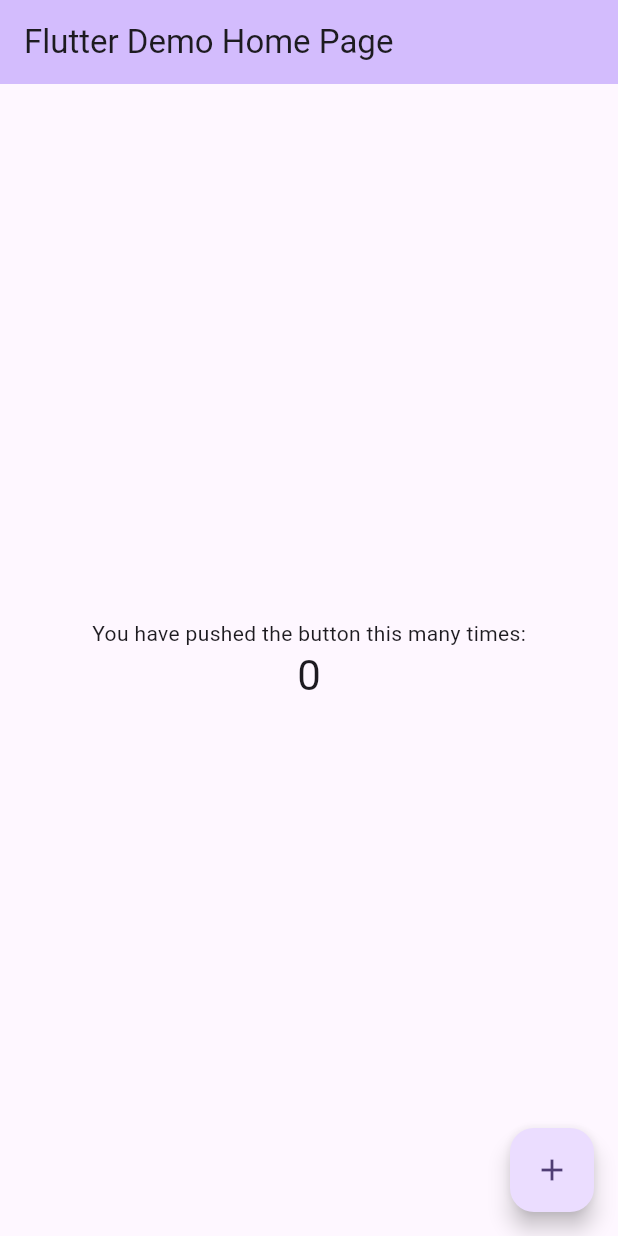
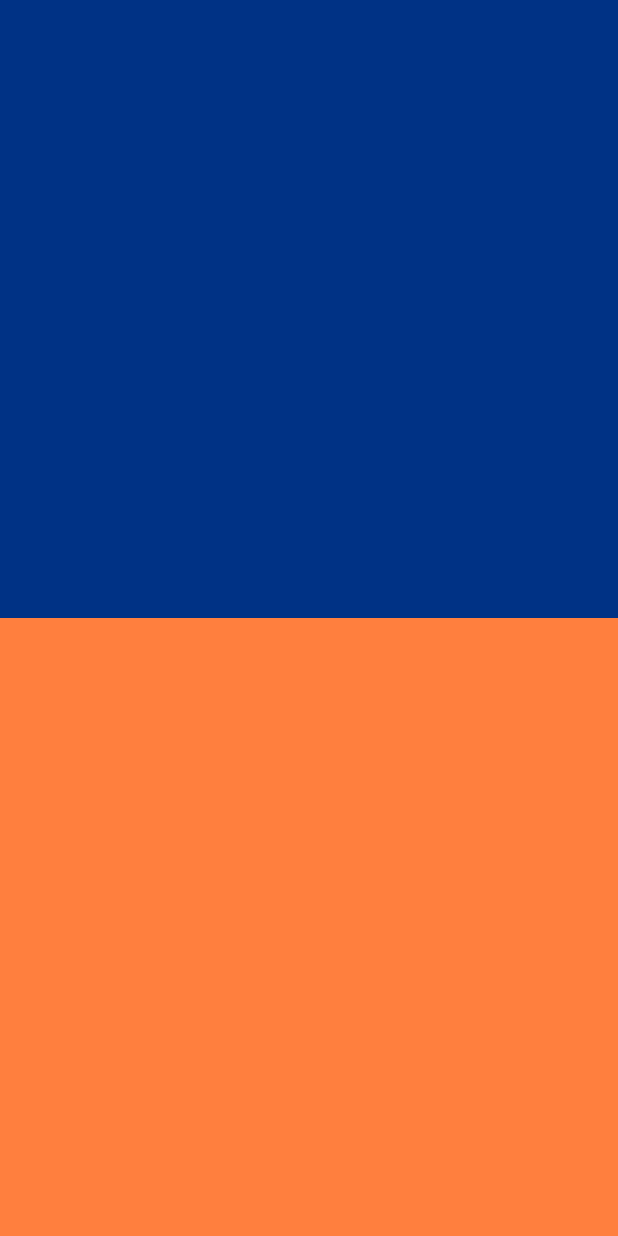
Before and after one commit to Vishal2021verma/fieldfight, a Flutter app: the screen it shows after launch, on a phone screen of 412 x 824 dp. Run offline on Flutter 3.47's test engine with Material 3 defaults, Android fonts, the phone set to English and light mode, and no system bars; missing offline and left inert: dart:ffi.

Commit message:
style : design game interface

```diff
--- a/lib/main.dart
+++ b/lib/main.dart
@@ -1,3 +1,6 @@
+import 'dart:ffi';
+import 'dart:math';
+
 import 'package:flutter/material.dart';
 
 void main() {
@@ -7,13 +10,11 @@ void main() {
 class MyApp extends StatelessWidget {
   const MyApp({super.key});
 
-  // This widget is the root of your application.
   @override
   Widget build(BuildContext context) {
     return MaterialApp(
       title: 'Flutter Demo',
       theme: ThemeData(
-
         colorScheme: ColorScheme.fromSeed(seedColor: Colors.deepPurple),
         useMaterial3: true,
       ),
@@ -25,7 +26,6 @@ class MyApp extends StatelessWidget {
 class MyHomePage extends StatefulWidget {
   const MyHomePage({super.key, required this.title});
 
-
   final String title;
 
   @override
@@ -33,46 +33,108 @@ class MyHomePage extends StatefulWidget {
 }
 
 class _MyHomePageState extends State<MyHomePage> {
-  int _counter = 0;
+  double topContainerHeight = 0;
+  double bottomContainerheight = 0;
+  Color? topContainerColor;
+  Color? bottomContainerColor;
+  topContainerHit() {
+    if (bottomContainerheight > 1) {
+      setState(() {
+        bottomContainerheight =
+            bottomContainerheight - MediaQuery.sizeOf(context).height * 0.005;
+      });
+    }
+  }
 
-  void _incrementCounter() {
-    setState(() {
+  bottomContainerHit() {
+    if (bottomContainerheight <= MediaQuery.sizeOf(context).height) {
+      setState(() {
+        bottomContainerheight =
+            bottomContainerheight + MediaQuery.sizeOf(context).height * 0.005;
+      });
+    }
 
-      _counter++;
+    print(MediaQuery.sizeOf(context).height);
+    print(bottomContainerheight);
+  }
+
+  @override
+  void initState() {
+    super.initState();
+
+    WidgetsBinding.instance.addPostFrameCallback((_) {
+      topContainerHeight = MediaQuery.sizeOf(context).height / 2;
+      bottomContainerheight = MediaQuery.sizeOf(context).height / 2;
+      topContainerColor = const Color(0xff003285);
+      bottomContainerColor = const Color(0xffFF7F3E);
+      setState(() {});
     });
   }
 
   @override
   Widget build(BuildContext context) {
-
     return Scaffold(
-      appBar: AppBar(
-
-        backgroundColor: Theme.of(context).colorScheme.inversePrimary,
-
-        title: Text(widget.title),
-      ),
-      body: Center(
-
-        child: Column(
-
-          mainAxisAlignment: MainAxisAlignment.center,
-          children: <Widget>[
-            const Text(
-              'You have pushed the button this many times:',
+      body: SizedBox(
+        width: MediaQuery.sizeOf(context).width,
+        height: MediaQuery.sizeOf(context).height,
+        child: Stack(
+          children: [
+            InkWell(
+              onTap: topContainerHit,
+              child: Container(
+                width: double.infinity,
+                height: MediaQuery.sizeOf(context).height,
+                decoration: BoxDecoration(color: topContainerColor),
+              ),
             ),
-            Text(
-              '$_counter',
-              style: Theme.of(context).textTheme.headlineMedium,
+            Align(
+              alignment: Alignment.bottomCenter,
+              child: InkWell(
+                onTap: bottomContainerHit,
+                child: AnimatedContainer(
+                  width: double.infinity,
+                  height: bottomContainerheight,
+                  duration: const Duration(milliseconds: 100),
+                  decoration: BoxDecoration(color: bottomContainerColor),
+                  curve: Curves.easeInOut,
+                ),
+              ),
             ),
+            bottomContainerheight >= MediaQuery.sizeOf(context).height
+                ? const Positioned(
+                    top: 0,
+                    bottom: 0,
+                    left: 0,
+                    right: 0,
+                    child: Center(
+                      child: Text(
+                        "Orange Wins",
+                        style: TextStyle(
+                            color: Colors.white,
+                            fontWeight: FontWeight.w800,
+                            fontSize: 36),
+                      ),
+                    ))
+                : const SizedBox.shrink(),
+            bottomContainerheight <= 1
+                ? const Positioned(
+                    top: 0,
+                    bottom: 0,
+                    left: 0,
+                    right: 0,
+                    child: Center(
+                      child: Text(
+                        "Blue Wins",
+                        style: TextStyle(
+                            color: Colors.white,
+                            fontWeight: FontWeight.w800,
+                            fontSize: 36),
+                      ),
+                    ))
+                : const SizedBox.shrink()
           ],
         ),
       ),
-      floatingActionButton: FloatingActionButton(
-        onPressed: _incrementCounter,
-        tooltip: 'Increment',
-        child: const Icon(Icons.add),
-      ), // This trailing comma makes auto-formatting nicer for build methods.
     );
   }
 }
```
